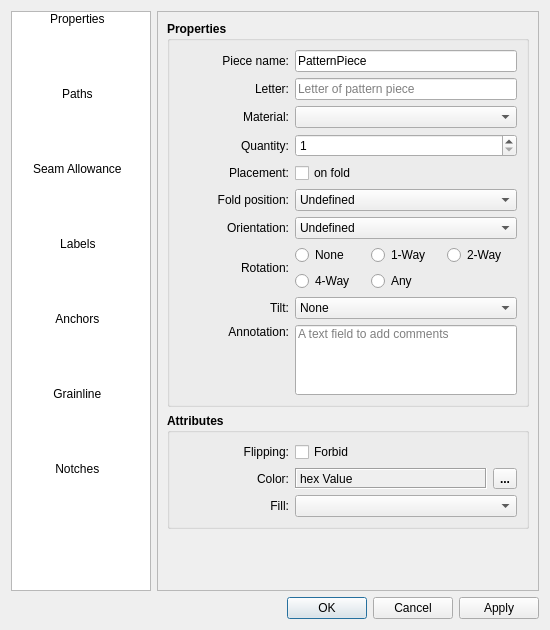
Before: the Qt Designer form src/libs/vtools/dialogs/tools/piece/pattern_piece_dialog.ui in seamly/Seamly2D, drawn with Qt 5.
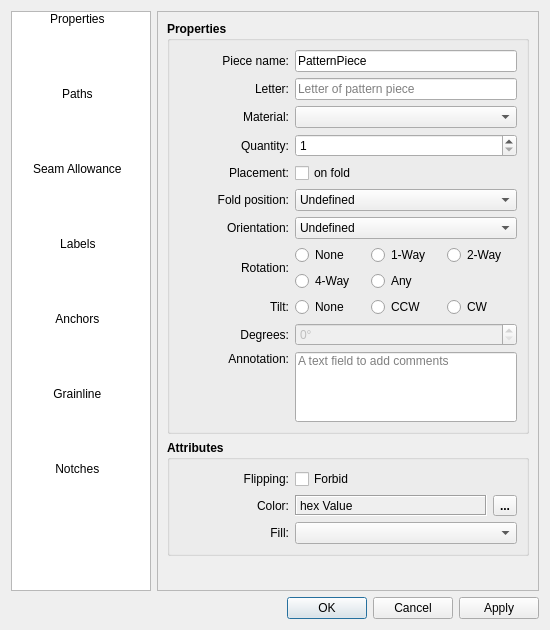
After: the same form once the commit is applied. The open tabs and pages were chosen to show the change. Icons and pictures are not drawn. Custom widgets are drawn as their Qt base class.

Commit message:
Choose piece tilt with radio buttons and a degrees field
- PieceTilt: None, CCW, CW. Default None, 0 degrees.
- Piece Properties: Tilt radio buttons; the Degrees spin box (0 to 90)
  is enabled for CCW and CW only. A piece without tilt saves 0 degrees.
- Labels show the direction and the angle, for example "CCW 15".

```diff
--- a/src/libs/vtools/dialogs/tools/piece/pattern_piece_dialog.ui
+++ b/src/libs/vtools/dialogs/tools/piece/pattern_piece_dialog.ui
@@ -860,43 +860,131 @@
                </widget>
               </item>
               <item row="8" column="1">
-               <widget class="QComboBox" name="tilt_ComboBox">
-                <property name="sizePolicy">
-                 <sizepolicy hsizetype="Expanding" vsizetype="Fixed">
-                  <horstretch>0</horstretch>
-                  <verstretch>0</verstretch>
-                 </sizepolicy>
+               <widget class="QWidget" name="tilt_Widget">
+                <property name="toolTip">
+                 <string>Direction in which a layout may tilt the piece off its grainline.</string>
                 </property>
-                <property name="minimumSize">
-                 <size>
-                  <width>100</width>
-                  <height>0</height>
-                 </size>
-                </property>
-                <property name="font">
-                 <font>
-                  <pointsize>9</pointsize>
-                  <bold>false</bold>
-                 </font>
-                </property>
-                <item>
-                 <property name="text">
-                  <string>None</string>
+                <layout class="QGridLayout" name="tilt_GridLayout">
+                 <property name="leftMargin">
+                  <number>0</number>
                  </property>
-                </item>
-                <item>
-                 <property name="text">
-                  <string notr="true">CW X</string>
+                 <property name="topMargin">
+                  <number>0</number>
                  </property>
-                </item>
-                <item>
-                 <property name="text">
-                  <string notr="true">CCW X</string>
+                 <property name="rightMargin">
+                  <number>0</number>
                  </property>
-                </item>
+                 <property name="bottomMargin">
+                  <number>0</number>
+                 </property>
+                 <item row="0" column="0">
+                  <widget class="QRadioButton" name="tiltNone_RadioButton">
+                   <property name="font">
+                    <font>
+                     <pointsize>9</pointsize>
+                     <bold>false</bold>
+                    </font>
+                   </property>
+                   <property name="text">
+                    <string>None</string>
+                   </property>
+                   <attribute name="buttonGroup">
+                    <string notr="true">tilt_ButtonGroup</string>
+                   </attribute>
+                  </widget>
+                 </item>
+                 <item row="0" column="1">
+                  <widget class="QRadioButton" name="tiltCounterClockwise_RadioButton">
+                   <property name="font">
+                    <font>
+                     <pointsize>9</pointsize>
+                     <bold>false</bold>
+                    </font>
+                   </property>
+                   <property name="text">
+                    <string>CCW</string>
+                   </property>
+                   <attribute name="buttonGroup">
+                    <string notr="true">tilt_ButtonGroup</string>
+                   </attribute>
+                  </widget>
+                 </item>
+                 <item row="0" column="2">
+                  <widget class="QRadioButton" name="tiltClockwise_RadioButton">
+                   <property name="font">
+                    <font>
+                     <pointsize>9</pointsize>
+                     <bold>false</bold>
+                    </font>
+                   </property>
+                   <property name="text">
+                    <string>CW</string>
+                   </property>
+                   <attribute name="buttonGroup">
+                    <string notr="true">tilt_ButtonGroup</string>
+                   </attribute>
+                  </widget>
+                 </item>
+                </layout>
                </widget>
               </item>
               <item row="9" column="0">
+               <widget class="QLabel" name="tiltDegrees_Label">
+                <property name="minimumSize">
+                 <size>
+                  <width>110</width>
+                  <height>0</height>
+                 </size>
+                </property>
+                <property name="font">
+                 <font>
+                  <pointsize>9</pointsize>
+                  <bold>false</bold>
+                 </font>
+                </property>
+                <property name="text">
+                 <string>Degrees:</string>
+                </property>
+                <property name="alignment">
+                 <set>Qt::AlignRight|Qt::AlignTrailing|Qt::AlignVCenter</set>
+                </property>
+               </widget>
+              </item>
+              <item row="9" column="1">
+               <widget class="QSpinBox" name="tiltDegrees_SpinBox">
+                <property name="enabled">
+                 <bool>false</bool>
+                </property>
+                <property name="sizePolicy">
+                 <sizepolicy hsizetype="Expanding" vsizetype="Fixed">
+                  <horstretch>0</horstretch>
+                  <verstretch>0</verstretch>
+                 </sizepolicy>
+                </property>
+                <property name="minimumSize">
+                 <size>
+                  <width>100</width>
+                  <height>0</height>
+                 </size>
+                </property>
+                <property name="font">
+                 <font>
+                  <pointsize>9</pointsize>
+                  <bold>false</bold>
+                 </font>
+                </property>
+                <property name="toolTip">
+                 <string>Largest tilt angle, 0 to 90 degrees.</string>
+                </property>
+                <property name="suffix">
+                 <string>°</string>
+                </property>
+                <property name="maximum">
+                 <number>90</number>
+                </property>
+               </widget>
+              </item>
+              <item row="10" column="0">
                <widget class="QLabel" name="label_16">
                 <property name="minimumSize">
                  <size>
@@ -918,7 +1006,7 @@
                 </property>
                </widget>
               </item>
-              <item row="9" column="1">
+              <item row="10" column="1">
                <widget class="VLineEdit" name="annotation_LineEdit">
                 <property name="sizePolicy">
                  <sizepolicy hsizetype="Expanding" vsizetype="Preferred">
```
Left out of the diff: 1 changed line with no effect on the pictures. The commit also changes 9 other files.
